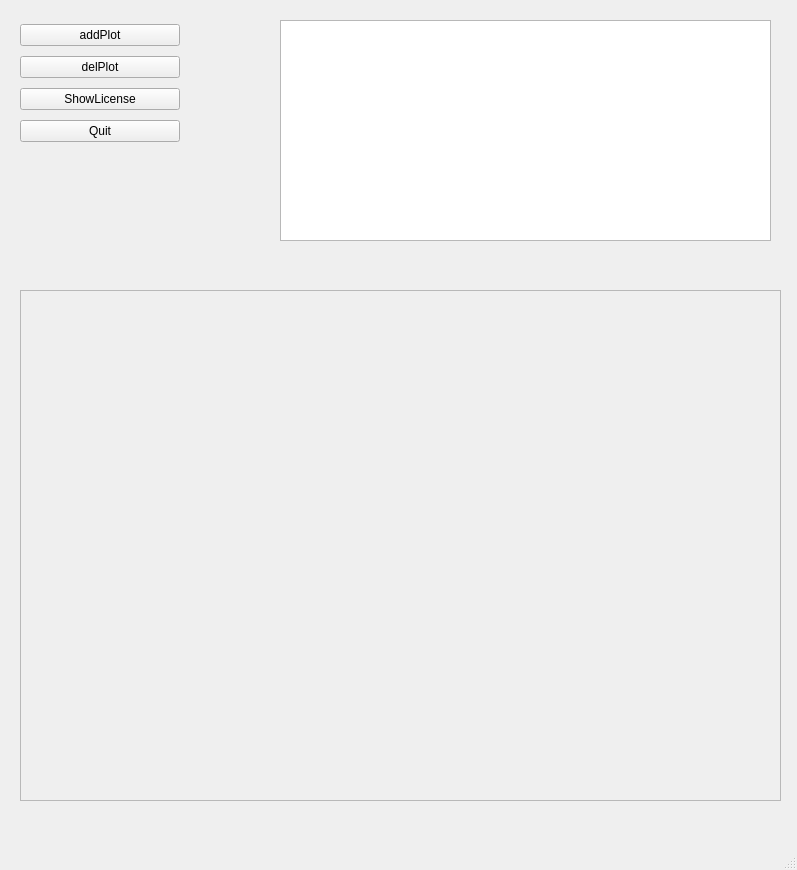
mijaru123/PaPI, file papi/ui/quitter.ui: the form before one commit.
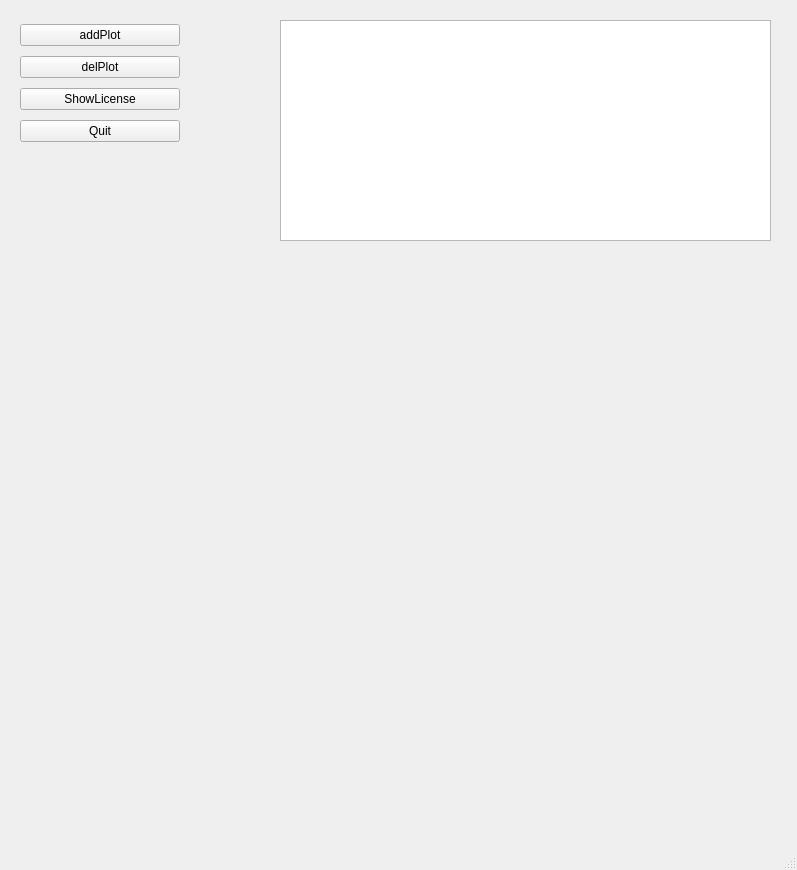
The form after the commit.

What changed in the file:
```diff
--- a/papi/ui/quitter.ui
+++ b/papi/ui/quitter.ui
@@ -64,21 +64,16 @@
      </item>
     </layout>
    </widget>
-   <widget class="QFrame" name="frame">
+   <widget class="QWidget" name="verticalLayoutWidget">
     <property name="geometry">
      <rect>
-      <x>20</x>
-      <y>290</y>
-      <width>761</width>
-      <height>511</height>
+      <x>80</x>
+      <y>360</y>
+      <width>671</width>
+      <height>441</height>
      </rect>
     </property>
-    <property name="frameShape">
-     <enum>QFrame::StyledPanel</enum>
-    </property>
-    <property name="frameShadow">
-     <enum>QFrame::Raised</enum>
-    </property>
+    <layout class="QVBoxLayout" name="vertLay"/>
    </widget>
   </widget>
   <widget class="QMenuBar" name="menubar">
```
Left out of the diff: 19 changed lines with no effect on the pictures.
